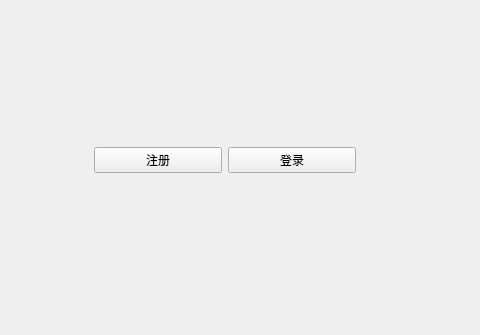
Old version of the form LxDairy/src/LoginWidget.ui in the repository leishengxie/FengZhiHong; both pictures show x 178 to 658 and y 251 to 586 of the 806 by 586 pixel window.
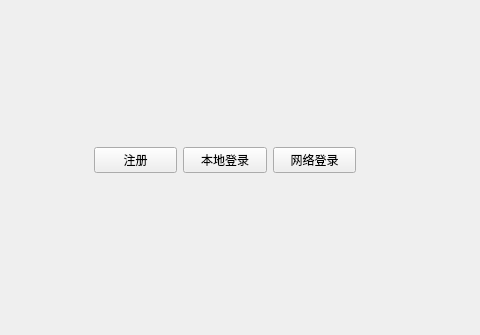
New version of the form.

Diff of the .ui file:
```diff
--- a/LxDairy/src/LoginWidget.ui
+++ b/LxDairy/src/LoginWidget.ui
@@ -119,7 +119,17 @@
        <item>
         <widget class="QPushButton" name="btnLogin">
          <property name="text">
-          <string>登录</string>
+          <string>本地登录</string>
+         </property>
+        </widget>
+       </item>
+       <item>
+        <widget class="QPushButton" name="btnLoginServer">
+         <property name="toolTip">
+          <string>&lt;html&gt;&lt;head/&gt;&lt;body&gt;&lt;p&gt;登录到服务器系统，既可以使用本地资源、服务，也可以使用服务器系统支持的资源、服务。你可以将你的数据将存储在服务器。&lt;/p&gt;&lt;/body&gt;&lt;/html&gt;</string>
+         </property>
+         <property name="text">
+          <string>网络登录</string>
          </property>
         </widget>
        </item>
```
Left out of the diff: 3 changed lines with no effect on the pictures.
